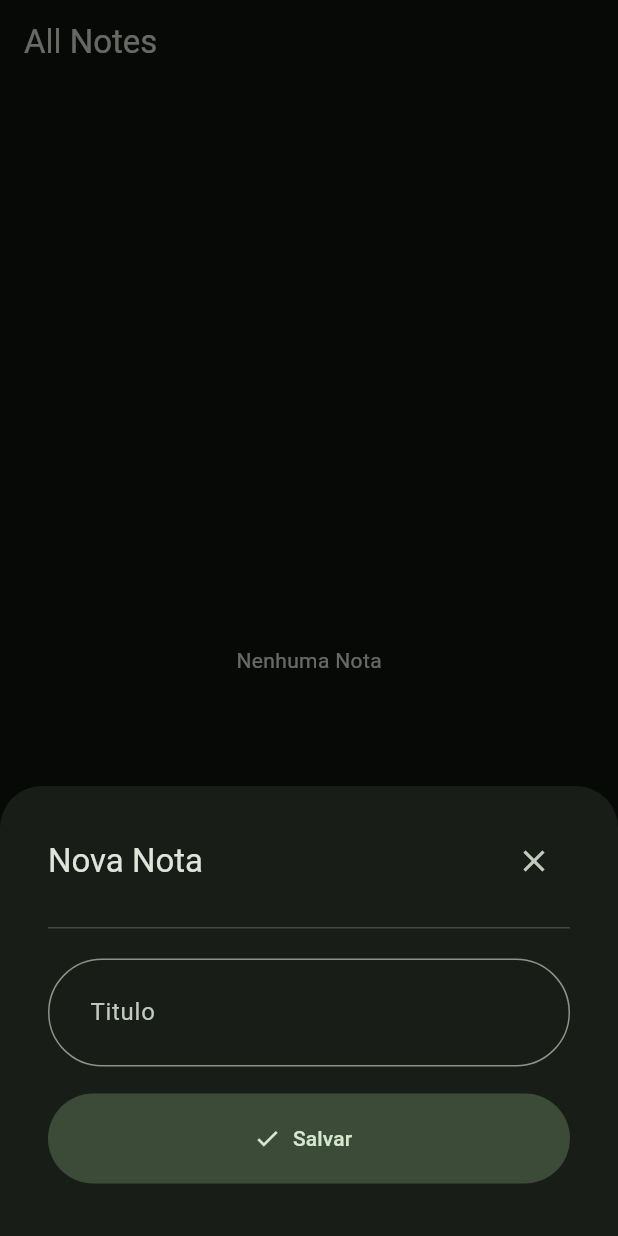
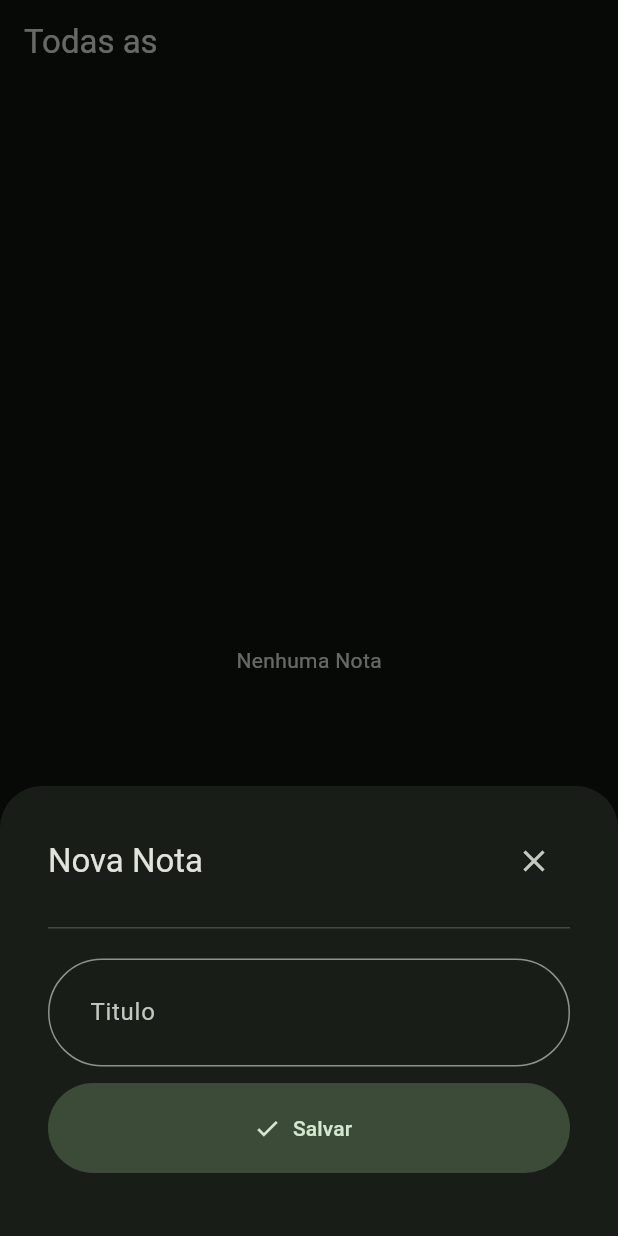
Before and after one commit to isabellongo/Projeto_Dev_mobile, a Flutter app: the NotesPage screen opened by its route, after a tap on "Adicionar", on a phone screen of 412 x 824 dp. Run offline on Flutter 3.47's test engine with Material 3 defaults, Android fonts, the phone set to English and light mode, and no system bars; our stand-ins replace go_router, hive, hive_flutter; accounts and stored records are empty.

Commit message:
fixed error

```diff
--- a/projeto/lib/pages/notes_page.dart
+++ b/projeto/lib/pages/notes_page.dart
@@ -17,7 +17,7 @@ class _NotesPageState extends State<NotesPage> {
   Widget build(BuildContext context) {
     return Scaffold(
       appBar: AppBar(
-        title: const Text('All Notes'),
+        title: const Text('Todas as '),
       ),
       body: Consumer<NotesController>(builder: (context, controller, _) {
         final notes = controller.notes;
--- a/projeto/lib/widgets/add_note_dialog.dart
+++ b/projeto/lib/widgets/add_note_dialog.dart
@@ -74,7 +74,7 @@ class AddNoteDialog extends StatelessWidget {
                   ),
                 ),
                 Padding(
-                  padding: const EdgeInsets.symmetric(vertical: 12),
+                  padding: const EdgeInsets.symmetric(vertical: 5),
                   child: SizedBox(
                     width: double.infinity,
                     height: 60,
```
